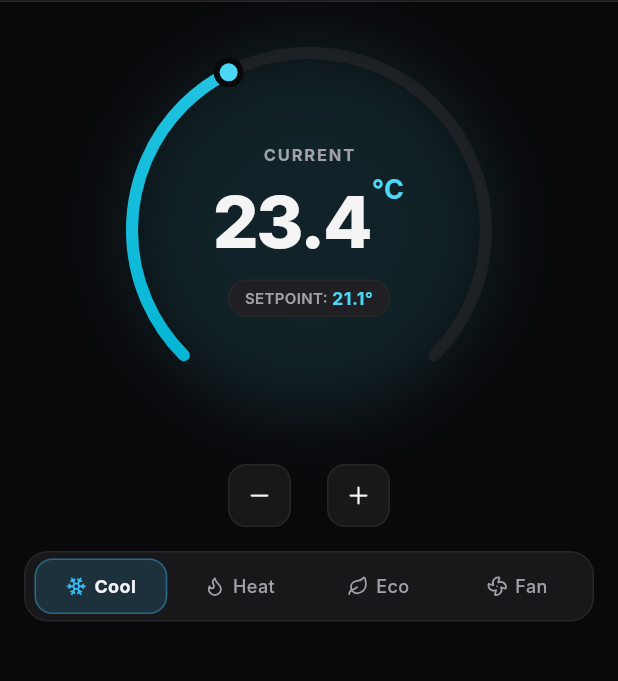
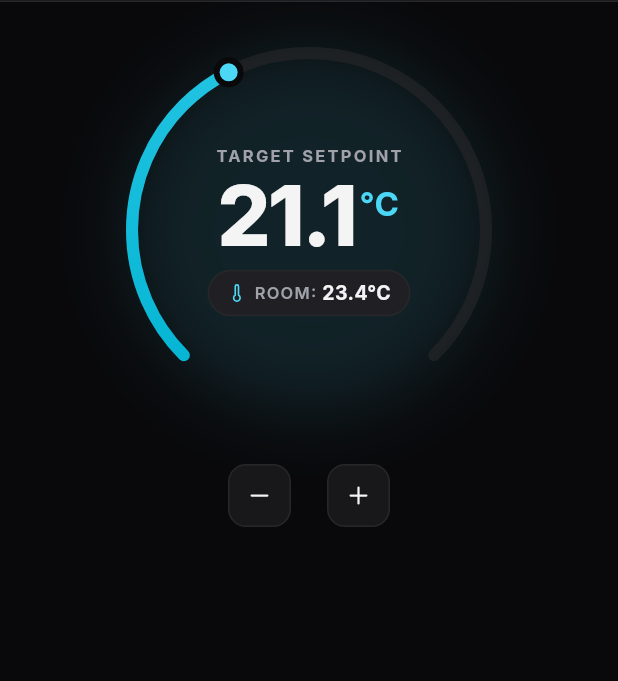
Before and after one commit to Aarush-Sri/Auto_AC_Device, a Flutter app: the screen it shows after launch, after a tap on "°F", on a phone screen of 412 x 824 dp, the part 88-769 px from its top. Run offline on Flutter 3.47's test engine with Material 3 defaults, Android fonts, the phone set to English and light mode, and no system bars; our stand-ins replace flutter_lucide, shared_preferences; missing offline and left inert: universal_ble; Roboto replaces fonts that are missing (Inter).

Commit message:
setpoint save

```diff
--- a/native_app/lib/main.dart
+++ b/native_app/lib/main.dart
@@ -5,7 +5,6 @@ import 'constants/aura_theme.dart';
 import 'providers/thermostat_provider.dart';
 import 'widgets/aura_header.dart';
 import 'widgets/circular_dial.dart';
-import 'widgets/mode_selector.dart';
 import 'widgets/settings_drawer.dart';
 
 void main() {
@@ -76,11 +75,6 @@ class _MainThermostatScreenState extends State<MainThermostatScreen> {
                     children: [
                       // Circular Dial
                       CircularDial(),
-                      SizedBox(height: 16),
-
-                      // Essential Mode Selector
-                      ModeSelector(),
-                      SizedBox(height: 16),
                     ],
                   ),
                 ),
--- a/native_app/lib/providers/thermostat_provider.dart
+++ b/native_app/lib/providers/thermostat_provider.dart
@@ -102,6 +102,26 @@ class ThermostatProvider extends ChangeNotifier {
         _bleService.setTargetDeviceId(lastDeviceId);
       }
       _bleService.setAutoReconnectEnabled(_autoConnect);
+
+      final savedZoneId = prefs.getString('aura_active_zone_id');
+      if (savedZoneId != null && _zones.any((z) => z.id == savedZoneId)) {
+        _activeZoneId = savedZoneId;
+      }
+
+      // Restore saved setpoints and power states for zones
+      _zones = _zones.map((z) {
+        final savedSetpoint = prefs.getDouble('aura_setpoint_${z.id}') ??
+            (z.id == _activeZoneId ? prefs.getDouble('aura_last_setpoint') : null);
+        final savedPower = prefs.getBool('aura_power_${z.id}');
+        if (savedSetpoint != null || savedPower != null) {
+          return z.copyWith(
+            setpoint: savedSetpoint != null ? savedSetpoint.clamp(60.0, 85.0) : z.setpoint,
+            power: savedPower ?? z.power,
+          );
+        }
+        return z;
+      }).toList();
+      notifyListeners();
     } catch (_) {}
 
     // Listen to BLE Status
@@ -162,6 +182,9 @@ class ThermostatProvider extends ChangeNotifier {
 
   void setActiveZone(String id) {
     _activeZoneId = id;
+    SharedPreferences.getInstance().then((prefs) {
+      prefs.setString('aura_active_zone_id', id);
+    }).catchError((_) {});
     notifyListeners();
   }
 
@@ -175,8 +198,22 @@ class ThermostatProvider extends ChangeNotifier {
     }).toList();
 
     _bleService.writeServo(nextPower ? 'on' : 'off');
+    _persistPower(_activeZoneId, nextPower);
     addLog('System Power: ${nextPower ? "ON" : "STANDBY"}', BleLogType.info);
     notifyListeners();
+  }
+
+  void _persistPower(String zoneId, bool power) {
+    SharedPreferences.getInstance().then((prefs) {
+      prefs.setBool('aura_power_$zoneId', power);
+    }).catchError((_) {});
+  }
+
+  void _persistSetpoint(String zoneId, double setpoint) {
+    SharedPreferences.getInstance().then((prefs) {
+      prefs.setDouble('aura_setpoint_$zoneId', setpoint);
+      prefs.setDouble('aura_last_setpoint', setpoint);
+    }).catchError((_) {});
   }
 
   void setMode(String newMode) {
@@ -214,6 +251,7 @@ class ThermostatProvider extends ChangeNotifier {
     }).toList();
 
     _syncSetpointToBle(rounded);
+    _persistSetpoint(_activeZoneId, rounded);
     notifyListeners();
   }
 
@@ -230,6 +268,7 @@ class ThermostatProvider extends ChangeNotifier {
     }).toList();
 
     _syncSetpointToBle(rounded);
+    _persistSetpoint(_activeZoneId, rounded);
     notifyListeners();
   }
 
--- a/native_app/lib/widgets/circular_dial.dart
+++ b/native_app/lib/widgets/circular_dial.dart
@@ -101,64 +101,83 @@ class _CircularDialState extends State<CircularDial> {
                     Column(
                       mainAxisAlignment: MainAxisAlignment.center,
                       children: [
+                        // Setpoint Label
                         Text(
-                          isPowerOn ? 'CURRENT' : 'STANDBY',
+                          isPowerOn ? 'TARGET SETPOINT' : 'SYSTEM STANDBY',
                           style: TextStyle(
                             fontSize: 11,
                             fontWeight: FontWeight.w700,
-                            letterSpacing: 1.2,
+                            letterSpacing: 1.5,
                             color: isPowerOn ? AuraTheme.textSecondary : AuraTheme.textMuted,
                           ),
                         ),
-                        const SizedBox(height: 2),
+                        const SizedBox(height: 4),
+
+                        // Prominent Hero Setpoint Temperature Readout
                         Row(
                           mainAxisSize: MainAxisSize.min,
                           crossAxisAlignment: CrossAxisAlignment.start,
                           children: [
                             Text(
-                              thermostat.formatTemperature(activeZone.temp),
+                              thermostat.formatTemperature(activeZone.setpoint),
                               style: TextStyle(
-                                fontSize: 48,
+                                fontSize: 56,
                                 fontWeight: FontWeight.w800,
                                 color: isPowerOn ? AuraTheme.textPrimary : AuraTheme.textMuted,
-                                letterSpacing: -1.5,
+                                letterSpacing: -2.0,
+                                height: 1.0,
                               ),
                             ),
-                            Text(
-                              '°${thermostat.unit}',
-                              style: TextStyle(
-                                fontSize: 18,
-                                fontWeight: FontWeight.bold,
-                                color: isPowerOn ? AuraTheme.primary : AuraTheme.textMuted,
+                            Padding(
+                              padding: const EdgeInsets.only(top: 4, left: 2),
+                              child: Text(
+                                '°${thermostat.unit}',
+                                style: TextStyle(
+                                  fontSize: 22,
+                                  fontWeight: FontWeight.bold,
+                                  color: isPowerOn ? AuraTheme.primary : AuraTheme.textMuted,
+                                ),
                               ),
                             ),
                           ],
                         ),
-                        const SizedBox(height: 4),
+                        const SizedBox(height: 8),
+
+                        // Ambient Room Temperature Indicator
                         Container(
-                          padding: const EdgeInsets.symmetric(horizontal: 10, vertical: 3),
+                          padding: const EdgeInsets.symmetric(horizontal: 12, vertical: 5),
                           decoration: BoxDecoration(
                             color: AuraTheme.cardSurfaceElevated,
-                            borderRadius: BorderRadius.circular(12),
-                            border: Border.all(color: AuraTheme.border),
+                            borderRadius: BorderRadius.circular(16),
+                            border: Border.all(
+                              color: AuraTheme.border,
+                              width: 1,
+                            ),
                           ),
                           child: Row(
                             mainAxisSize: MainAxisSize.min,
                             children: [
+                              Icon(
+                                LucideIcons.thermometer,
+                                size: 13,
+                                color: isPowerOn ? AuraTheme.primary : AuraTheme.textMuted,
+                              ),
+                              const SizedBox(width: 5),
                               Text(
-                                'SETPOINT: ',
+                                'ROOM: ',
                                 style: TextStyle(
-                                  fontSize: 10,
+                                  fontSize: 11,
                                   fontWeight: FontWeight.w600,
+                                  letterSpacing: 0.8,
                                   color: isPowerOn ? AuraTheme.textSecondary : AuraTheme.textMuted,
                                 ),
                               ),
                               Text(
-                                '${thermostat.formatTemperature(activeZone.setpoint)}°',
+                                '${thermostat.formatTemperature(activeZone.temp)}°${thermostat.unit}',
                                 style: TextStyle(
-                                  fontSize: 12,
+                                  fontSize: 13,
                                   fontWeight: FontWeight.bold,
-                                  color: isPowerOn ? AuraTheme.primary : AuraTheme.textMuted,
+                                  color: isPowerOn ? AuraTheme.textPrimary : AuraTheme.textMuted,
                                 ),
                               ),
                             ],
```
Also changed, not shown: 4 other files.
